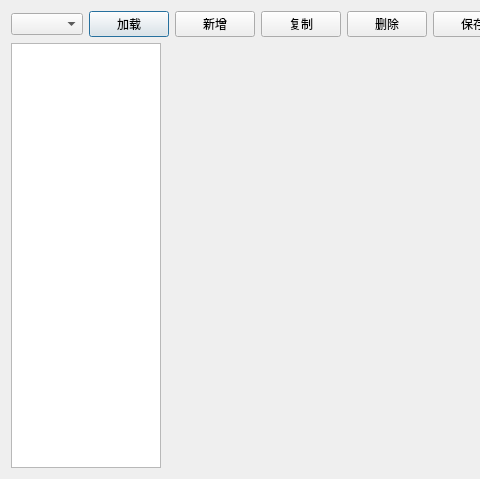
taynpg/relayFile, file Gui/Control/ComparisonControl.ui: the form before one commit; both pictures show x 0 to 480 and y 0 to 479 of the 1240 by 479 pixel window.
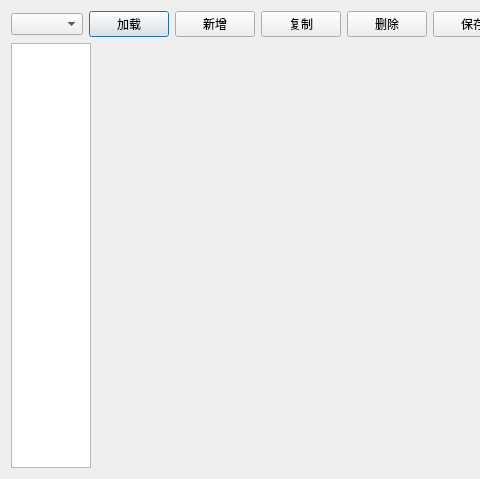
The form after the commit.

Commit message: judge：调整默认列宽。

The edit to the form file:
```diff
--- a/Gui/Control/ComparisonControl.ui
+++ b/Gui/Control/ComparisonControl.ui
@@ -100,7 +100,7 @@
        </property>
        <property name="maximumSize">
         <size>
-         <width>150</width>
+         <width>80</width>
          <height>16777215</height>
         </size>
        </property>
```
The commit also changes 1 other file.
